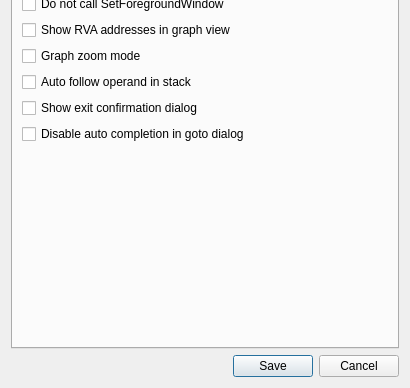
First picture: the form in src/gui/Src/Gui/SettingsDialog.ui, repository x64dbg/x64dbg, before the edit; both pictures show x 0 to 410 and y 208 to 596 of the 410 by 596 pixel window.
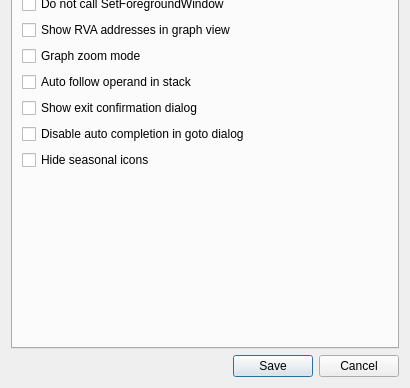
Second picture: the form after the edit. The open tabs and pages were chosen to show the change. Icons and pictures are not drawn.

Commit message: Add an Option to hide seasonal icons

Diff of the .ui file:
```diff
--- a/src/gui/Src/Gui/SettingsDialog.ui
+++ b/src/gui/Src/Gui/SettingsDialog.ui
@@ -881,6 +881,13 @@
          </property>
         </widget>
        </item>
+       <item>
+        <widget class="QCheckBox" name="chkHideSeasonalIcons">
+         <property name="text">
+          <string>Hide seasonal icons</string>
+         </property>
+        </widget>
+       </item>
        <item>
         <spacer name="verticalSpacerGUI">
          <property name="orientation">
```
The commit also changes 2 other files.
